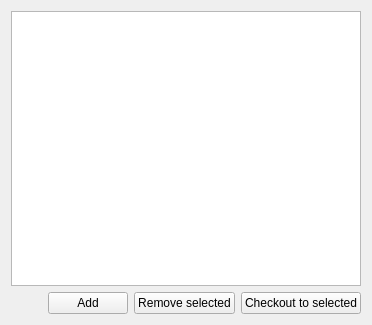
This is src/widgets/tagswidget.ui in HamedMasafi/GitKlient as Qt 5 draws it before an edit. The edited form follows.
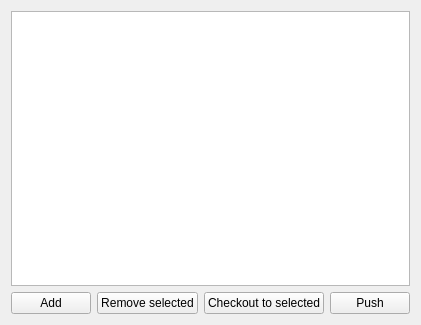
This is the edited form. Icons and pictures are not drawn. Custom widgets are drawn as their Qt base class.

Patch:
```diff
--- a/src/widgets/tagswidget.ui
+++ b/src/widgets/tagswidget.ui
@@ -61,6 +61,13 @@
        </property>
       </widget>
      </item>
+     <item>
+      <widget class="PushButton" name="pushButtonPush">
+       <property name="text">
+        <string>Push</string>
+       </property>
+      </widget>
+     </item>
     </layout>
    </item>
   </layout>
```
